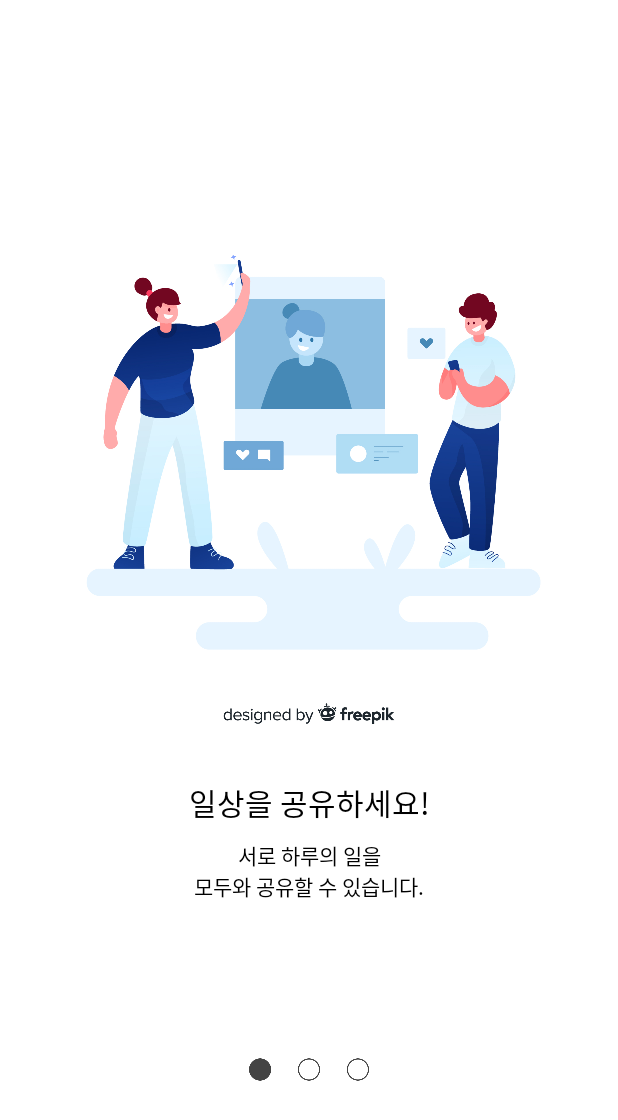
After one commit to Jeongin205/Jeongstagram, an Android app: the layout tutorial_1.xml on its own in the app's theme, with its tools: preview values and no code run, on a phone screen of 412 x 824 dp. The commit adds this screen. Shown: the top 1120 px of the screen. Run offline under Robolectric (Android 15) with nearby library versions, the phone set to English and light mode, and no system bars.

Commit message:
튜토리얼

```diff
--- a/app/build.gradle
+++ b/app/build.gradle
@@ -37,6 +37,7 @@ dependencies {
     implementation 'androidx.appcompat:appcompat:1.3.1'
     implementation 'com.google.android.material:material:1.4.0'
     implementation 'androidx.constraintlayout:constraintlayout:2.0.4'
+    implementation "androidx.viewpager2:viewpager2:1.0.0"
     implementation 'com.google.firebase:firebase-auth:21.0.1'
     implementation 'com.google.firebase:firebase-database:20.0.1'
     implementation 'com.google.firebase:firebase-storage:20.0.0'
--- a/app/src/main/AndroidManifest.xml
+++ b/app/src/main/AndroidManifest.xml
@@ -9,7 +9,8 @@
         android:roundIcon="@mipmap/ic_launcher_round"
         android:supportsRtl="true"
         android:theme="@style/Theme.Jeongstagram">
-        <activity android:name=".LoginActivity"></activity>
+        <activity android:name=".TutorialActivity"></activity>
+        <activity android:name=".LoginActivity" />
         <activity android:name=".StartActivity">
             <intent-filter>
                 <action android:name="android.intent.action.MAIN" />
--- a/app/src/main/res/layout/activity_start.xml
+++ b/app/src/main/res/layout/activity_start.xml
@@ -17,7 +17,8 @@
         android:layout_width="wrap_content"
         android:layout_height="wrap_content"
         android:text="Jeongstagram"
-        android:textSize="30dp"
+        android:textSize="40dp"
+        android:fontFamily="@font/billabong"
         app:layout_constraintLeft_toLeftOf="parent"
         app:layout_constraintRight_toRightOf="parent"
         app:layout_constraintBottom_toBottomOf="parent"
--- /dev/null
+++ b/app/src/main/res/layout/activity_tutorial.xml
@@ -0,0 +1,6 @@
+<?xml version="1.0" encoding="utf-8"?>
+<androidx.viewpager2.widget.ViewPager2
+    xmlns:android="http://schemas.android.com/apk/res/android"
+    android:id="@+id/tutorial_viewpager"
+    android:layout_width="match_parent"
+    android:layout_height="match_parent"/>
--- /dev/null
+++ b/app/src/main/res/layout/tutorial_1.xml
@@ -0,0 +1,46 @@
+<?xml version="1.0" encoding="utf-8"?>
+<androidx.constraintlayout.widget.ConstraintLayout xmlns:android="http://schemas.android.com/apk/res/android"
+    android:layout_width="match_parent"
+    android:layout_height="match_parent"
+    xmlns:app="http://schemas.android.com/apk/res-auto"
+    android:background="@color/white">
+    <ImageView
+        android:id="@+id/image"
+        android:layout_width="match_parent"
+        android:layout_height="400dp"
+        app:layout_constraintTop_toTopOf="parent"
+        app:layout_constraintBottom_toTopOf="@id/tv1"
+        android:layout_marginTop="100dp"
+        android:src="@drawable/img_1"/>
+    <TextView
+        android:id="@+id/tv1"
+        android:layout_width="wrap_content"
+        android:layout_height="wrap_content"
+        app:layout_constraintTop_toBottomOf="@id/image"
+        app:layout_constraintBottom_toTopOf="@id/tv2"
+        app:layout_constraintLeft_toLeftOf="parent"
+        app:layout_constraintRight_toRightOf="parent"
+        android:layout_marginTop="20dp"
+        android:text="일상을 공유하세요!"
+        android:textSize="20dp"/>
+    <TextView
+        android:id="@+id/tv2"
+        android:layout_width="wrap_content"
+        android:layout_height="wrap_content"
+        app:layout_constraintTop_toBottomOf="@id/tv1"
+        app:layout_constraintLeft_toLeftOf="parent"
+        app:layout_constraintRight_toRightOf="parent"
+        android:layout_marginTop="10dp"
+        android:gravity="center"
+        android:text="서로 하루의 일을\n모두와 공유할 수 있습니다."/>
+    <ImageView
+        android:id="@+id/icon"
+        android:layout_width="80dp"
+        android:layout_height="30dp"
+        app:layout_constraintTop_toBottomOf="@id/tv2"
+        app:layout_constraintLeft_toLeftOf="parent"
+        app:layout_constraintRight_toRightOf="parent"
+        app:layout_constraintBottom_toBottomOf="parent"
+        android:src="@drawable/ic_t1"/>
+
+</androidx.constraintlayout.widget.ConstraintLayout>
```
Also changed, not shown: app/src/main/java/com/example/jeongstagram/TutorialActivity.java (added, +14 -0 lines), app/src/main/res/layout/tutorial_2.xml (added, +47 -0 lines), app/src/main/res/drawable/ic_t1.png (added), app/src/main/res/drawable/ic_t2.png (added), app/src/main/res/drawable/ic_t3.png (added), app/src/main/res/drawable/img_1.jpg (added), app/src/main/res/drawable/img_2.jpg (added), app/src/main/res/drawable/img_3.jpg (added), app/src/main/res/font/billabong.otf (added).
